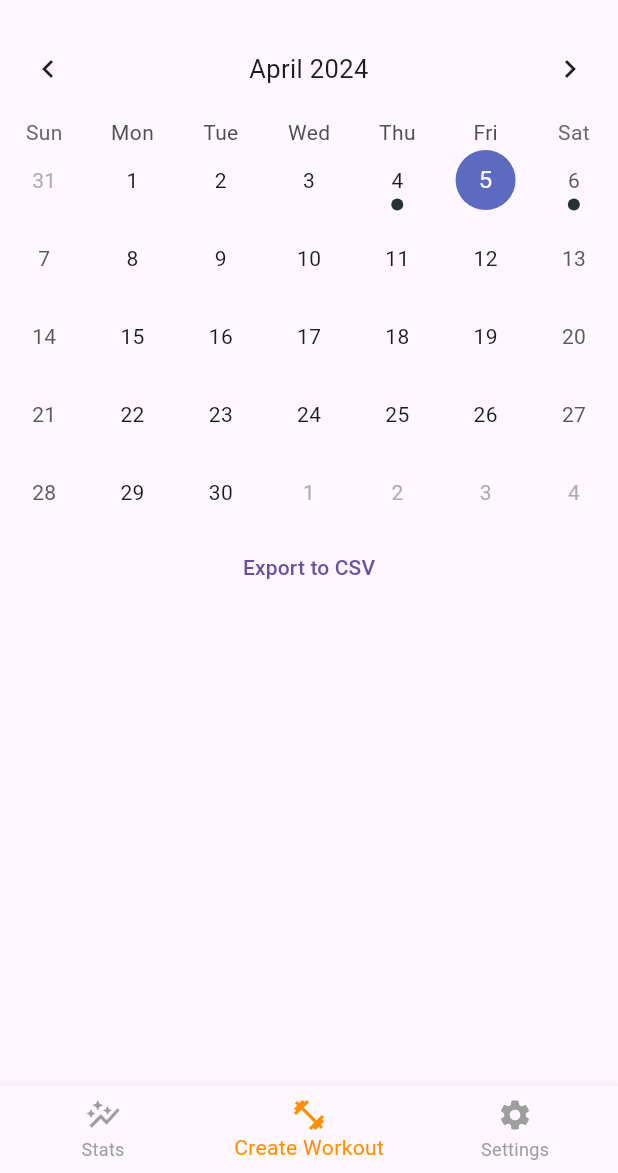
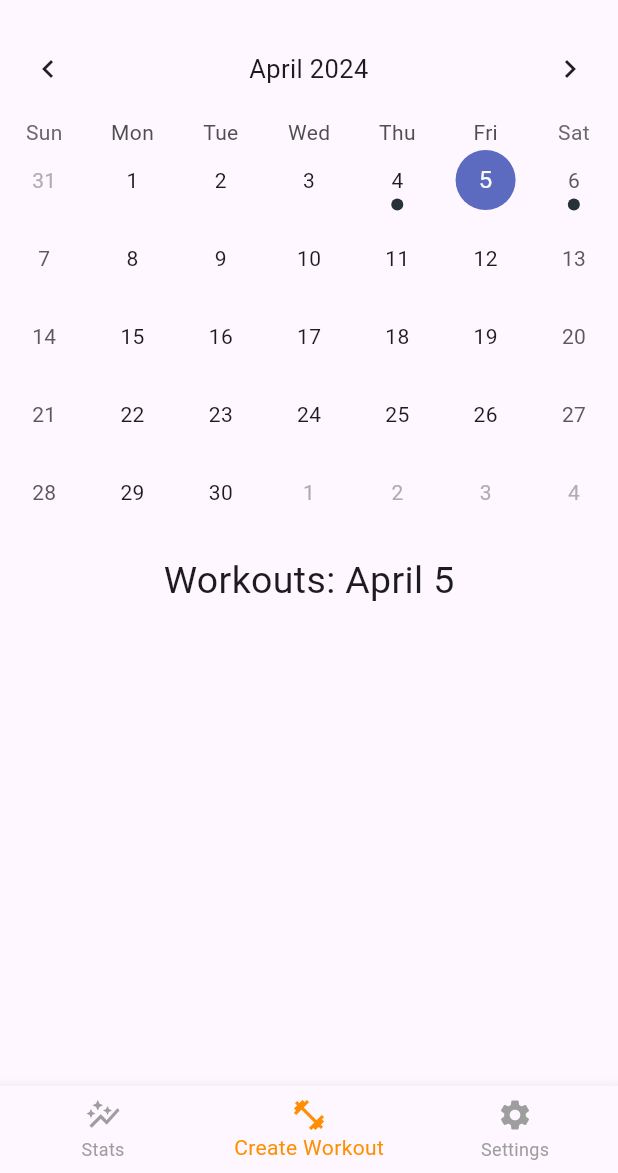
Before and after one commit to Ameer-Mushani/Delta-Gains, a Flutter app: the screen it shows after launch, on a phone screen of 412 x 824 dp, the part 63-1236 px from its top. Run offline on Flutter 3.47's test engine with Material 3 defaults, Android fonts, the phone set to English and light mode, and no system bars; drawn by our look-alikes of table_calendar; our stand-ins replace expansion_tile_card, fl_chart, share.

Commit message:
New Page Transition and add Title to Landing Page

```diff
--- a/lib/main.dart
+++ b/lib/main.dart
@@ -27,11 +27,42 @@ class MyApp extends StatelessWidget {
     return MaterialApp(
       title: 'Delta Gains',
       initialRoute: '/',
-      routes: {
-        '/': (context) => const LandingPage(),
-        '/editWorkout': (context) => const EditWorkoutPage(),
-        '/settings': (context) => const SettingsPage(),
-        '/stats': (context) => const StatsPage(),
+      // routes: {
+      //   '/': (context) => const LandingPage(),
+      //   '/editWorkout': (context) => const EditWorkoutPage(),
+      //   '/settings': (context) => const SettingsPage(),
+      //   '/stats': (context) => const StatsPage(),
+      // },
+      onGenerateRoute: (settings) {
+        const begin = Offset(1.0, 0.0);
+        const end = Offset.zero;
+        final tween = Tween(begin: begin, end: end);
+        if (settings.name == "/editWorkout") {
+          return PageRouteBuilder(
+              settings: settings,
+              pageBuilder: (_, __, ___) => EditWorkoutPage(),
+              transitionsBuilder: (_, a, __, c) {
+                final offsetAnimation = a.drive(tween);
+                return SlideTransition(position: offsetAnimation, child: c);
+              },
+              transitionDuration: const Duration(milliseconds: 500)
+          );
+        }
+        if (settings.name == "/stats") {
+          return PageRouteBuilder(
+              settings: settings,
+              pageBuilder: (_, __, ___) => StatsPage(),
+              transitionsBuilder: (_, a, __, c) => FadeTransition(opacity: a, child: c)
+          );
+        }
+        if (settings.name == "/settings") {
+          return PageRouteBuilder(
+              settings: settings,
+              pageBuilder: (_, __, ___) => SettingsPage(),
+              transitionsBuilder: (_, a, __, c) => FadeTransition(opacity: a, child: c)
+          );
+        }
+        return MaterialPageRoute(builder: (_) => const LandingPage());
       },
     );
   }
@@ -106,7 +137,40 @@ class _LandingPageState extends State<LandingPage> {
       Navigator.pushNamed(context, routeName);
     }
   }
+  String _getFormattedDate(DateTime dateTime) {
+    return '${_getMonthName(dateTime.month)} ${dateTime.day}';
+  }
 
+  String _getMonthName(int month) {
+    switch (month) {
+      case 1:
+        return 'January';
+      case 2:
+        return 'February';
+      case 3:
+        return 'March';
+      case 4:
+        return 'April';
+      case 5:
+        return 'May';
+      case 6:
+        return 'June';
+      case 7:
+        return 'July';
+      case 8:
+        return 'August';
+      case 9:
+        return 'September';
+      case 10:
+        return 'October';
+      case 11:
+        return 'November';
+      case 12:
+        return 'December';
+      default:
+        return '';
+    }
+  }
   @override
   Widget build(BuildContext context) {
     return Scaffold(
@@ -143,24 +207,11 @@ class _LandingPageState extends State<LandingPage> {
                   _focusedDay = focusedDay;
                 },
               ),
-              TextButton(
-                onPressed: () => {
-                  showDialog(
-                      context: context,
-                      builder: (BuildContext context) {
-                        return AlertDialog(
-                          title: const Text("Feature coming soon!"),
-                          actions: <Widget>[
-                            TextButton(
-                                onPressed: () {
-                                  Navigator.of(context).pop();
-                                },
-                                child: const Text("Close"))
-                          ],
-                        );
-                      })
-                },
-                child: const Text("Export to CSV"),
+              Padding(
+                  padding: EdgeInsets.symmetric(vertical: 15),
+                  child: Center(
+                    child: Text("Workouts: ${_getFormattedDate(_selectedDay!)}", style: TextStyle(fontSize: 25),),
+                  )
               ),
               Expanded(
                 child: Consumer<WorkoutProvider>(
```
